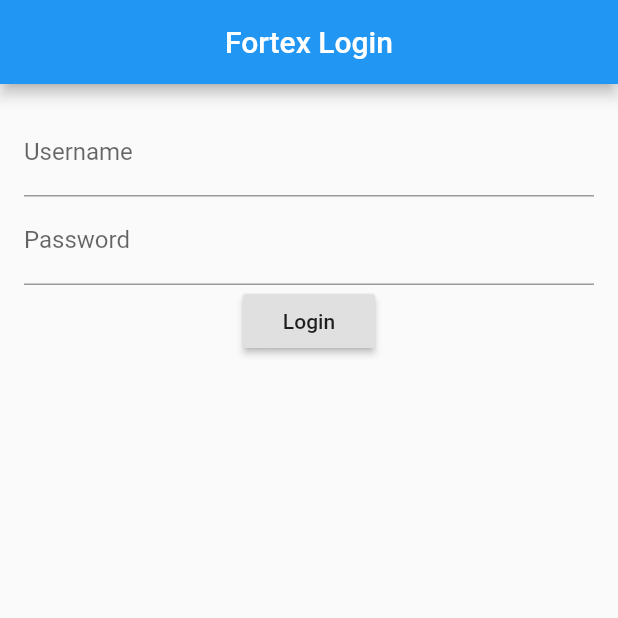
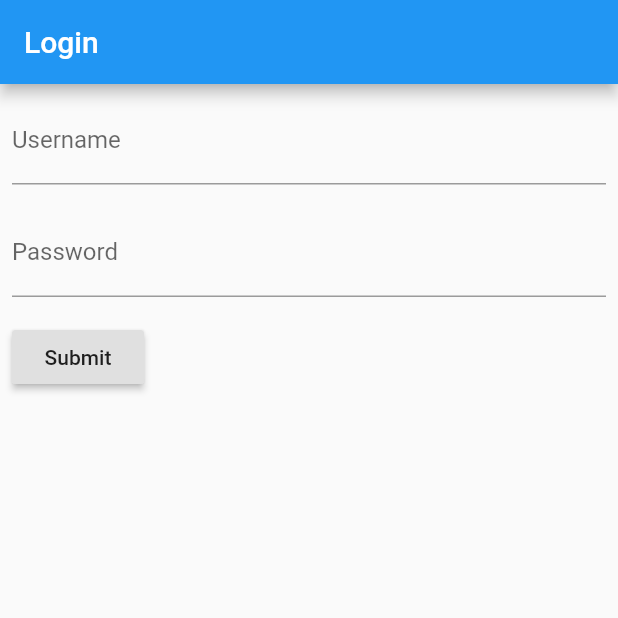
Before and after one commit to Kluckmuck/fortex_mobile, a Flutter app: the screen it shows after launch, on a phone screen of 412 x 824 dp, the top half of it. Run offline on Flutter 3.47's test engine with Material 2 defaults, Android fonts, the phone set to English and light mode, and no system bars.

Commit message:
can't get error message to work properly. committing working version while i work on list view

```diff
--- a/lib/main.dart
+++ b/lib/main.dart
@@ -13,7 +13,12 @@ class MyApp extends StatelessWidget {
       theme: new ThemeData(
           primarySwatch: Colors.blue
       ),
-      home: new LoginPage(),
+      home: Scaffold(
+        appBar: AppBar(
+          title: Text('Login'),
+        ),
+        body: LoginPage(),
+      ),
     );
   }
 }
@@ -23,65 +28,22 @@ class LoginPage extends StatefulWidget {
   State<StatefulWidget> createState() => new _LoginPageState();
 }
 
-
 class _LoginPageState extends State<LoginPage> {
 
-  final TextEditingController _emailFilter = new TextEditingController();
-  final TextEditingController _passwordFilter = new TextEditingController();
   final _formKey = GlobalKey<FormState>();
   var user = new User('','');
 
-  _LoginPageState() {
-    _emailFilter.addListener(_emailListen);
-    _passwordFilter.addListener(_passwordListen);
-  }
-
-  void _emailListen() {
-    if (_emailFilter.text.isEmpty) {
-      user.username = "";
-    } else {
-      user.username = _emailFilter.text;
-    }
-  }
-
-  void _passwordListen() {
-    if (_passwordFilter.text.isEmpty) {
-      user.password = "";
-    } else {
-      user.password = _passwordFilter.text;
-    }
-  }
-
   @override
   Widget build(BuildContext context) {
-    return new Scaffold(
-      appBar: _buildBar(context),
-      body: new Container(
-        padding: EdgeInsets.all(16.0),
-        child: new Column(
+    return Form(
+      key: _formKey,
+      child: Column(
+        crossAxisAlignment: CrossAxisAlignment.start,
         children: <Widget>[
-            _buildTextFields(),
-            _buildButtons(),
-          ],
-        ),
-      ),
-    );
-  }
-
-  Widget _buildBar(BuildContext context) {
-    return new AppBar(
-      title: new Text("Fortex Login"),
-      centerTitle: true,
-    );
-  }
-
-  Widget _buildTextFields() {
-    return new Container(
-      child: new Column(
-        children: <Widget>[
-          new Container(
+          Padding(
+            padding: EdgeInsets.all(8.0),
+            child:           new Container(
               child: new TextFormField(
-              controller: _emailFilter,
                 validator: (value) {
                   if (value.isEmpty) {
                     return 'Enter your username';
@@ -92,9 +54,11 @@ class _LoginPageState extends State<LoginPage> {
                 ),
               ),
             ),
-          new Container(
+          ),
+          Padding(
+          padding: EdgeInsets.all(8.0),
+          child: new Container(
             child: new TextFormField(
-              controller: _passwordFilter,
               validator: (value) {
                 if (value.isEmpty) {
                   return 'Enter your password';
@@ -105,28 +69,30 @@ class _LoginPageState extends State<LoginPage> {
               ),
               obscureText: true,
             ),
-          )
-        ],
           ),
-    );
+          ),
+          Padding(
+            padding: const EdgeInsets.all(8.0),
+            child: RaisedButton(
+              onPressed: () {
+                // Validate will return true if the form is valid, or false if
+                // the form is invalid.
+                if (_formKey.currentState.validate()) {
+                  // If the form is valid, we want to show a Snackbar
+                  Scaffold.of(context)
+                      .showSnackBar(SnackBar(content: Text('Processing Data')));
                 }
-
-  Widget _buildButtons() {
-    return new Container(
-      child: new Column(
-        children: <Widget>[
-          new RaisedButton(
-            child: new Text('Login'),
-            onPressed: _loginPressed,
+                _loginPOST();
+              },
+              child: Text('Submit'),
+            ),
           ),
         ],
       ),
     );
   }
 
-  // These functions can self contain any user auth logic required, they all have access to _email and _password
-
-  void _loginPressed () {
+  void _loginPOST () {
     var url = "http://localhost:3000/login";
     http.post(url, body: user.toJson())
         .then((response) {
@@ -138,6 +104,7 @@ class _LoginPageState extends State<LoginPage> {
             //print("Response body: ${response.body}");
           }
           else {
+            print("print false");
             //TODO: Show error in APP
           }
       //print("Response status: ${response.statusCode}");
```
Lines whose indentation alone changed are shown as unchanged.
